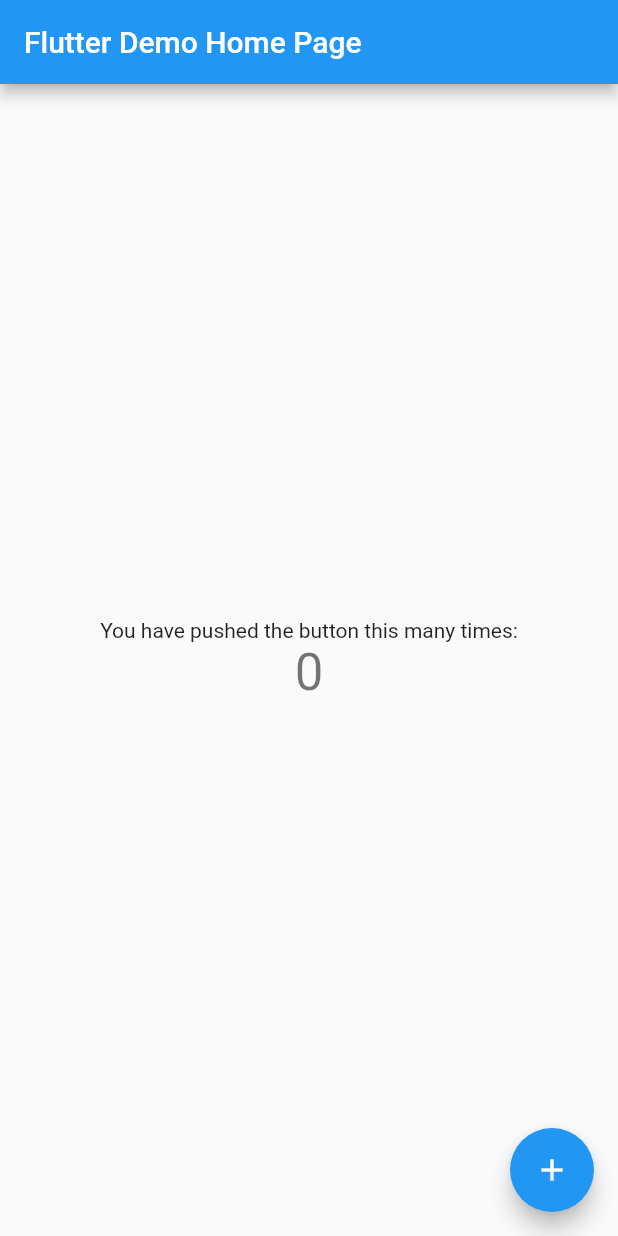
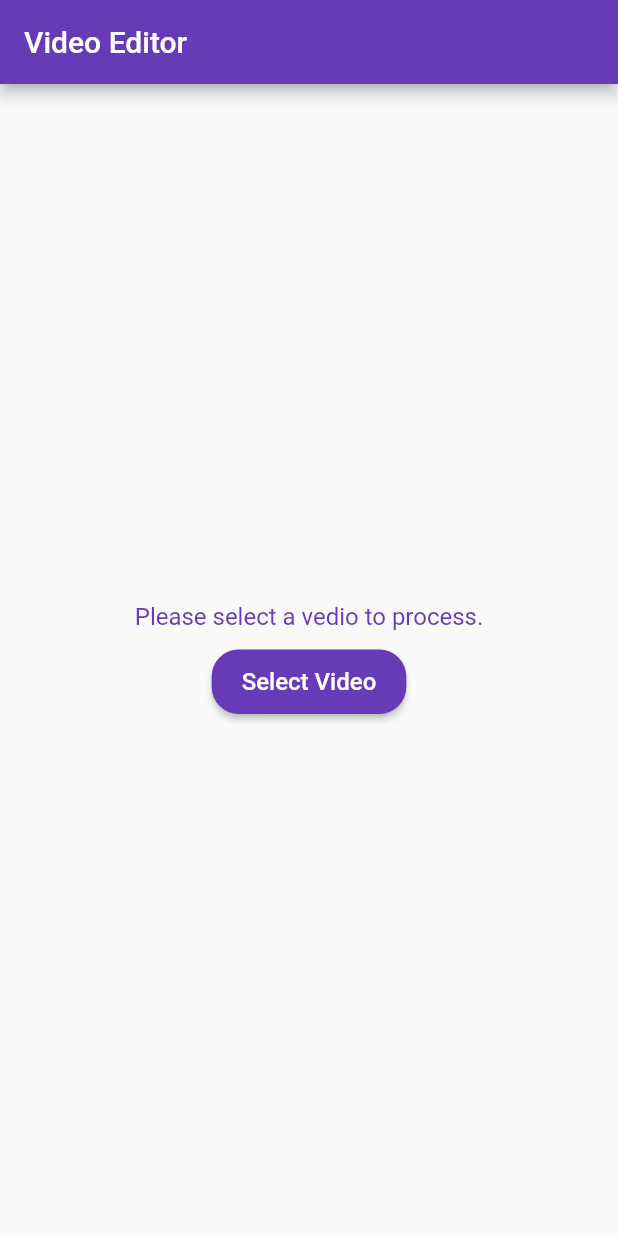
Before and after one commit to kaykobad/PythonInsideFlutter, a Flutter app: the screen it shows after launch, on a phone screen of 412 x 824 dp. Run offline on Flutter 3.47's test engine with Material 2 defaults, Android fonts, the phone set to English and light mode, and no system bars.

Commit message:
Add main page with a button for video selection

```diff
--- a/lib/main.dart
+++ b/lib/main.dart
@@ -5,113 +5,78 @@ void main() {
 }
 
 class MyApp extends StatelessWidget {
-  // This widget is the root of your application.
   @override
   Widget build(BuildContext context) {
     return MaterialApp(
-      title: 'Flutter Demo',
+      title: 'Video Editor',
       theme: ThemeData(
-        // This is the theme of your application.
-        //
-        // Try running your application with "flutter run". You'll see the
-        // application has a blue toolbar. Then, without quitting the app, try
-        // changing the primarySwatch below to Colors.green and then invoke
-        // "hot reload" (press "r" in the console where you ran "flutter run",
-        // or simply save your changes to "hot reload" in a Flutter IDE).
-        // Notice that the counter didn't reset back to zero; the application
-        // is not restarted.
-        primarySwatch: Colors.blue,
-        // This makes the visual density adapt to the platform that you run
-        // the app on. For desktop platforms, the controls will be smaller and
-        // closer together (more dense) than on mobile platforms.
+        primarySwatch: Colors.deepPurple,
         visualDensity: VisualDensity.adaptivePlatformDensity,
       ),
-      home: MyHomePage(title: 'Flutter Demo Home Page'),
+      home: MyHomePage(),
     );
   }
 }
 
 class MyHomePage extends StatefulWidget {
-  MyHomePage({Key key, this.title}) : super(key: key);
-
-  // This widget is the home page of your application. It is stateful, meaning
-  // that it has a State object (defined below) that contains fields that affect
-  // how it looks.
-
-  // This class is the configuration for the state. It holds the values (in this
-  // case the title) provided by the parent (in this case the App widget) and
-  // used by the build method of the State. Fields in a Widget subclass are
-  // always marked "final".
-
-  final String title;
-
   @override
   _MyHomePageState createState() => _MyHomePageState();
 }
 
 class _MyHomePageState extends State<MyHomePage> {
-  int _counter = 0;
-
-  void _incrementCounter() {
-    setState(() {
-      // This call to setState tells the Flutter framework that something has
-      // changed in this State, which causes it to rerun the build method below
-      // so that the display can reflect the updated values. If we changed
-      // _counter without calling setState(), then the build method would not be
-      // called again, and so nothing would appear to happen.
-      _counter++;
-    });
-  }
+  bool _isVideoSelected;
+  String _videoPath;
+  String _textContent;
+  String _buttonText1;
+  String _buttonText2;
 
   @override
+  void initState() {
+    super.initState();
+    _isVideoSelected = false;
+    _videoPath = "";
+    _textContent = "Please select a vedio to process.";
+    _buttonText1 = "Select Video";
+    _buttonText2 = "Process Video";
+  }
+  @override
   Widget build(BuildContext context) {
-    // This method is rerun every time setState is called, for instance as done
-    // by the _incrementCounter method above.
-    //
-    // The Flutter framework has been optimized to make rerunning build methods
-    // fast, so that you can just rebuild anything that needs updating rather
-    // than having to individually change instances of widgets.
     return Scaffold(
       appBar: AppBar(
-        // Here we take the value from the MyHomePage object that was created by
-        // the App.build method, and use it to set our appbar title.
-        title: Text(widget.title),
+        title: Text("Video Editor"),
       ),
       body: Center(
-        // Center is a layout widget. It takes a single child and positions it
-        // in the middle of the parent.
         child: Column(
-          // Column is also a layout widget. It takes a list of children and
-          // arranges them vertically. By default, it sizes itself to fit its
-          // children horizontally, and tries to be as tall as its parent.
-          //
-          // Invoke "debug painting" (press "p" in the console, choose the
-          // "Toggle Debug Paint" action from the Flutter Inspector in Android
-          // Studio, or the "Toggle Debug Paint" command in Visual Studio Code)
-          // to see the wireframe for each widget.
-          //
-          // Column has various properties to control how it sizes itself and
-          // how it positions its children. Here we use mainAxisAlignment to
-          // center the children vertically; the main axis here is the vertical
-          // axis because Columns are vertical (the cross axis would be
-          // horizontal).
           mainAxisAlignment: MainAxisAlignment.center,
           children: <Widget>[
             Text(
-              'You have pushed the button this many times:',
+              _textContent,
+              style: TextStyle(
+                color: Colors.deepPurple,
+                fontSize: 16.0,
+              ),
             ),
-            Text(
-              '$_counter',
-              style: Theme.of(context).textTheme.headline4,
+            SizedBox(height: 10.0),
+            RaisedButton(
+              padding: EdgeInsets.symmetric(vertical: 12.0, horizontal: 20.0),
+              color: Colors.deepPurple,
+              child: Text(
+                _isVideoSelected ? _buttonText2 : _buttonText1,
+                style: TextStyle(
+                  color: Colors.white,
+                  fontSize: 16.0,
+                ),
+              ),
+              shape: RoundedRectangleBorder(
+                borderRadius: BorderRadius.circular(18.0),
+              ),
+              onPressed: () {
+                print("button pressed");
+              },
             ),
           ],
         ),
       ),
-      floatingActionButton: FloatingActionButton(
-        onPressed: _incrementCounter,
-        tooltip: 'Increment',
-        child: Icon(Icons.add),
-      ), // This trailing comma makes auto-formatting nicer for build methods.
     );
   }
 }
--- a/pubspec.yaml
+++ b/pubspec.yaml
@@ -23,6 +23,7 @@ environment:
 dependencies:
   flutter:
     sdk: flutter
+  file_picker: ^2.1.5+1
 
 
   # The following adds the Cupertino Icons font to your application.
```
Also changed, not shown: pubspec.lock, 5 other files.
